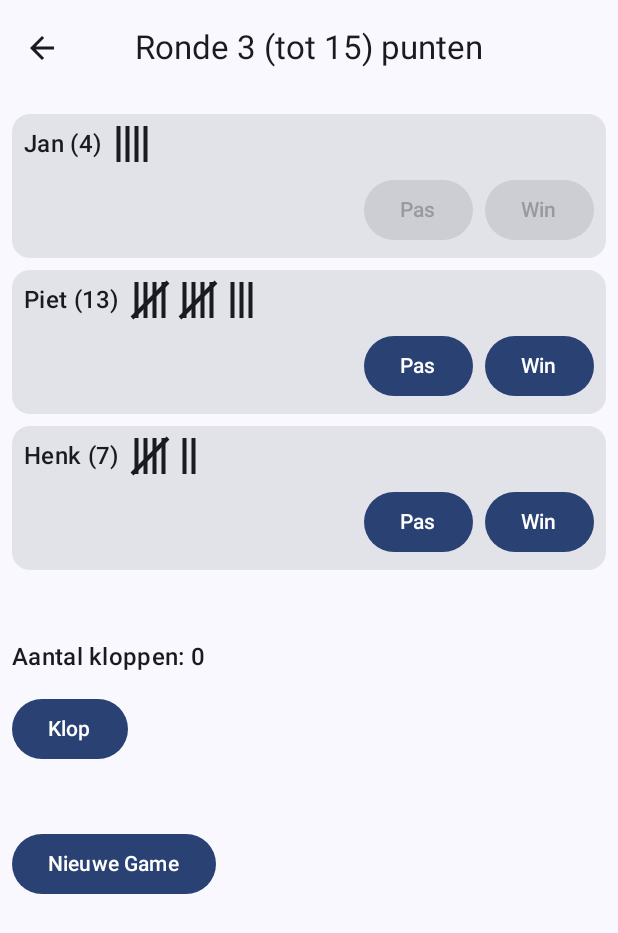
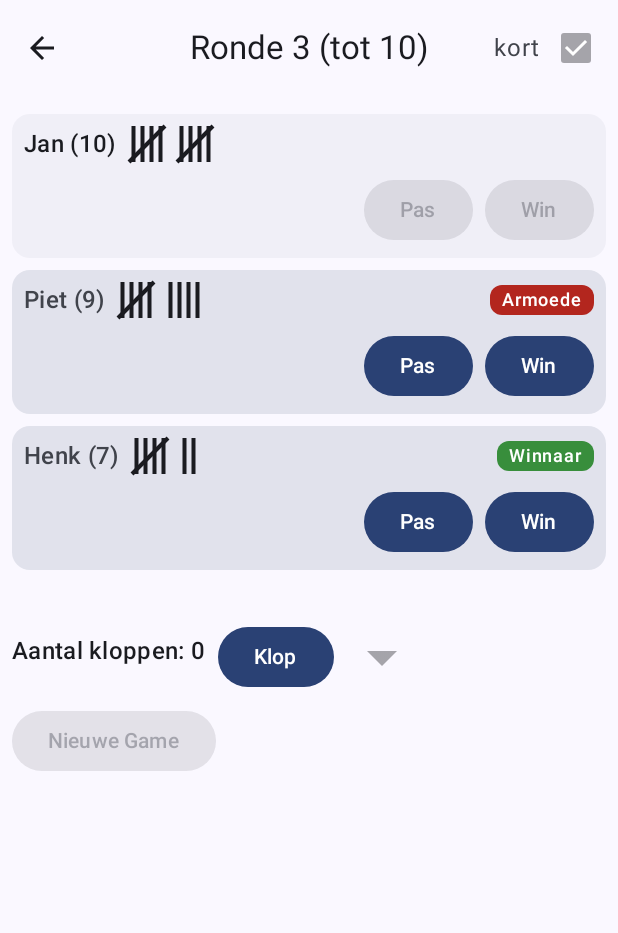
Before and after one commit to ochalaby/ToepenScorebord, an Android app built with Jetpack Compose: the @Preview function RoundScreenLightPreview, on a phone screen of 412 x 824 dp. Shown: the top 933 px of the screen. Run offline under Robolectric (Android 15) with nearby library versions, the phone set to English and light mode, and no system bars; our stand-ins replace Dagger/Hilt's generated code, Room's generated code.

Commit message:
Versie 1.1

```diff
--- a/app/src/main/java/com/chalabysolutions/toepenscorebord/data/dao/RoundDao.kt
+++ b/app/src/main/java/com/chalabysolutions/toepenscorebord/data/dao/RoundDao.kt
@@ -13,6 +13,9 @@ import kotlinx.coroutines.flow.Flow
 
 @Dao
 interface RoundDao {
+
+    @Query("DELETE FROM round")
+    suspend fun deleteAllRounds()
 
     @Insert(onConflict = OnConflictStrategy.REPLACE)
     suspend fun insertRound(round: Round): Long
--- a/app/src/main/java/com/chalabysolutions/toepenscorebord/data/dao/RoundPlayerDao.kt
+++ b/app/src/main/java/com/chalabysolutions/toepenscorebord/data/dao/RoundPlayerDao.kt
@@ -10,6 +10,9 @@ import com.chalabysolutions.toepenscorebord.data.entity.RoundPlayer
 
 @Dao
 interface RoundPlayerDao {
+
+    @Query("DELETE FROM round_player")
+    suspend fun deleteAllRoundPlayers()
 
     @Insert(onConflict = OnConflictStrategy.REPLACE)
     suspend fun insert(roundPlayer: RoundPlayer): Long
--- a/app/src/main/java/com/chalabysolutions/toepenscorebord/data/dao/SessionDao.kt
+++ b/app/src/main/java/com/chalabysolutions/toepenscorebord/data/dao/SessionDao.kt
@@ -13,6 +13,9 @@ import kotlinx.coroutines.flow.Flow
 
 @Dao
 interface SessionDao {
+
+    @Query("DELETE FROM session")
+    suspend fun deleteAllSessions()
 
     @Transaction
     @Query("SELECT * FROM session WHERE id = :sessionId LIMIT 1")
--- a/app/src/main/java/com/chalabysolutions/toepenscorebord/data/dao/SessionPlayerDao.kt
+++ b/app/src/main/java/com/chalabysolutions/toepenscorebord/data/dao/SessionPlayerDao.kt
@@ -14,6 +14,9 @@ import kotlinx.coroutines.flow.Flow
 
 @Dao
 interface SessionPlayerDao {
+
+    @Query("DELETE FROM session_player")
+    suspend fun deleteAllSessionPlayers()
 
     @Insert(onConflict = OnConflictStrategy.REPLACE)
     suspend fun insert(sessionPlayer: SessionPlayer): Long
--- a/app/src/main/java/com/chalabysolutions/toepenscorebord/data/database/AppDatabase.kt
+++ b/app/src/main/java/com/chalabysolutions/toepenscorebord/data/database/AppDatabase.kt
@@ -21,7 +21,7 @@ import com.chalabysolutions.toepenscorebord.data.entity.Round
         RoundPlayer::class,
         SessionPlayer::class
                ],
-    version = 4,
+    version = 6,
     exportSchema = false
 )
 abstract class AppDatabase : RoomDatabase() {
--- a/app/src/main/java/com/chalabysolutions/toepenscorebord/data/entity/RoundPlayer.kt
+++ b/app/src/main/java/com/chalabysolutions/toepenscorebord/data/entity/RoundPlayer.kt
@@ -26,6 +26,5 @@ data class RoundPlayer(
     val roundId: Int, // FK naar Round
     val playerId: Int, // FK naar Player
     var points: Int = 0,
-    var eliminated: Boolean = false,
-    var active: Boolean = true // kan tijdelijk niet meedoen (roken etc.)
+    var eliminated: Boolean = false
 )
--- a/app/src/main/java/com/chalabysolutions/toepenscorebord/ui/navigation/NavGraph.kt
+++ b/app/src/main/java/com/chalabysolutions/toepenscorebord/ui/navigation/NavGraph.kt
@@ -47,13 +47,10 @@ fun ToepenNavGraph(navController: NavHostController) {
 
         composable(Screen.Player.route) { backStackEntry ->
             val viewModel: PlayerViewModel = hiltViewModel()
-            val selectedPlayers = backStackEntry.savedStateHandle
-                .get<List<Int>>("selectedPlayers")?.toList() ?: emptyList()
 
             PlayersScreen(
                 navController = navController,
-                viewModel = viewModel,
-                selectedPlayers = selectedPlayers
+                viewModel = viewModel
             )
         }
 
--- a/app/src/main/java/com/chalabysolutions/toepenscorebord/ui/screens/HomeScreen.kt
+++ b/app/src/main/java/com/chalabysolutions/toepenscorebord/ui/screens/HomeScreen.kt
@@ -142,8 +142,10 @@ fun SessionCard(session: Session, onClick: () -> Unit) {
         shape = RoundedCornerShape(12.dp)
     ) {
         Column(modifier = Modifier.padding(16.dp)) {
+            val name = DateTimeUtils.formatDateToDayMonth(session.date)
+            val status = if (session.active) "Actief" else "Afgerond"
             Text(
-                text = DateTimeUtils.formatDateToDayMonth(session.date),
+                text = "$name (${status})",
                 style = MaterialTheme.typography.titleMedium
             )
             Spacer(Modifier.height(4.dp))
--- a/app/src/main/java/com/chalabysolutions/toepenscorebord/ui/screens/RoundScreen.kt
+++ b/app/src/main/java/com/chalabysolutions/toepenscorebord/ui/screens/RoundScreen.kt
@@ -1,6 +1,7 @@
 package com.chalabysolutions.toepenscorebord.ui.screens
 
 import androidx.compose.foundation.Canvas
+import androidx.compose.foundation.background
 import androidx.compose.foundation.layout.Arrangement
 import androidx.compose.foundation.layout.Box
 import androidx.compose.foundation.layout.Column
@@ -10,13 +11,17 @@ import androidx.compose.foundation.layout.fillMaxSize
 import androidx.compose.foundation.layout.fillMaxWidth
 import androidx.compose.foundation.layout.height
 import androidx.compose.foundation.layout.padding
+import androidx.compose.foundation.layout.size
 import androidx.compose.foundation.layout.width
 import androidx.compose.foundation.shape.RoundedCornerShape
 import androidx.compose.material.icons.Icons
 import androidx.compose.material.icons.automirrored.filled.ArrowBack
+import androidx.compose.material.icons.filled.ArrowDropDown
 import androidx.compose.material3.Button
 import androidx.compose.material3.Card
+import androidx.compose.material3.CardDefaults
 import androidx.compose.material3.CenterAlignedTopAppBar
+import androidx.compose.material3.Checkbox
 import androidx.compose.material3.ExperimentalMaterial3Api
 import androidx.compose.material3.Icon
 import androidx.compose.material3.IconButton
@@ -30,6 +35,7 @@ import androidx.compose.runtime.getValue
 import androidx.compose.ui.Alignment
 import androidx.compose.ui.Modifier
 import androidx.compose.ui.geometry.Offset
+import androidx.compose.ui.graphics.Color
 import androidx.compose.ui.platform.LocalDensity
 import androidx.compose.ui.tooling.preview.Preview
 import androidx.compose.ui.unit.dp
@@ -61,11 +67,13 @@ fun RoundScreen (
     RoundScreenContent(
         navController = navController,
         uiState = uiState,
+        onToggleShortRound = { viewModel.toggleShortRound() },
         onPass = { playerId -> viewModel.pass(roundId, playerId) },
         onKnock = { viewModel.knock() },
+        onKnockDown = { viewModel.knockDown() },
         onWin = { playerId -> viewModel.win(roundId, playerId) },
         knockCounter = knockCounter,
-        onEndGame = { uiState.roundWithPlayers?.round?.let { viewModel.endCurrentGame(it) } }
+        onNewGame = { uiState.roundWithPlayers?.round?.let { viewModel.startNewGame(it) } }
     )
 }
 
@@ -74,24 +82,37 @@ fun RoundScreen (
 fun RoundScreenContent(
     navController: NavController,
     uiState: RoundViewModel.UiState,
+    onToggleShortRound: () -> Unit = {},
     onPass: (Int) -> Unit = {},
     onKnock: () -> Unit = {},
+    onKnockDown: () -> Unit = {},
     onWin: (Int) -> Unit = {},
     knockCounter: Int,
-    onEndGame: () -> Unit = {}
+    onNewGame: () -> Unit = {}
 ) {
     val roundWithPlayers = uiState.roundWithPlayers
-    uiState.roundWithPlayers?.round?.sessionId
+
+    val isShortRound = (roundWithPlayers?.round?.maxPoints ?: 15) < 15
+    val canEnableShortRound = roundWithPlayers?.players
+        ?.none { it.roundPlayer.points >= 9 }?: false
 
     Scaffold(
         topBar = { CenterAlignedTopAppBar(
-            title = { Text("Ronde ${roundWithPlayers?.round?.roundNumber ?: "-"} (tot ${roundWithPlayers?.round?.maxPoints}) punten") },
             navigationIcon = {
                 IconButton(onClick = {
                     navController.popBackStack()
                 }) {
                     Icon(Icons.AutoMirrored.Filled.ArrowBack, contentDescription = "Terug naar Session")
                 }
+            },
+            title = { Text("Ronde ${roundWithPlayers?.round?.roundNumber ?: "-"} (tot ${roundWithPlayers?.round?.maxPoints})") },
+            actions = {
+                Text ("kort")
+                Checkbox(
+                    checked = isShortRound,
+                    onCheckedChange = { onToggleShortRound() },
+                    enabled = canEnableShortRound
+                )
             }
         ) }
     ) { innerPadding ->
@@ -99,12 +120,14 @@ fun RoundScreenContent(
             Column(modifier = Modifier.fillMaxSize().padding(8.dp)) {
                 roundWithPlayers?.let {
                     ActiveGameComposable(
+                        round = it.round,
                         players = it.players,
                         onPass = onPass,
                         onKnock = onKnock,
+                        onKnockDown = onKnockDown,
                         onWin = onWin,
                         knockCounter = knockCounter,
-                        onEndGame = onEndGame
+                        onNewGame = onNewGame
                     )
                 } ?: Text("Bezig met laden...")
             }
@@ -114,22 +137,30 @@ fun RoundScreenContent(
 
 @Composable
 fun ActiveGameComposable(
+    round: Round,
     players: List<RoundPlayerWithPlayer>,
     onPass: (Int) -> Unit,
     onKnock: () -> Unit,
+    onKnockDown: () -> Unit,
     onWin: (Int) -> Unit,
     knockCounter: Int,
-    onEndGame: () -> Unit
+    onNewGame: () -> Unit
 ) {
     Column(modifier = Modifier.fillMaxWidth()) {
         players.forEach { roundPlayerWithPlayer ->
             val player = roundPlayerWithPlayer.player
             val roundPlayer = roundPlayerWithPlayer.roundPlayer
+            val isArmoede = roundPlayer.points == round.maxPoints - 1
+            val isWinner = roundPlayer.playerId == round.winnerId
+
             Card(
                 modifier = Modifier
                     .fillMaxWidth()
                     .padding(vertical = 4.dp),
-                shape = RoundedCornerShape(12.dp)
+                shape = RoundedCornerShape(12.dp),
+                colors = CardDefaults.cardColors(
+                    containerColor = playerCardBackground(roundPlayer, round.maxPoints)
+                )
             ) {
                 Column(Modifier.padding(8.dp)) {
                     // Eerste rij: naam links + ScoreMarks ernaast
@@ -144,6 +175,16 @@ fun ActiveGameComposable(
                         Spacer(modifier = Modifier.width(8.dp))
                         ScoreMarks(score = roundPlayer.points)
                         Spacer(modifier = Modifier.weight(1f)) // duwt alles links
+
+                        if (isWinner) {
+                            StatusBadge(
+                                text = "Winnaar",
+                                color = Color(0xFF388E3C),
+                                textColor = Color.White
+                            )
+                        } else if (isArmoede) {
+                            StatusBadge("Armoede")
+                        }
                     }
 
                     Spacer(Modifier.height(8.dp))
@@ -153,11 +194,17 @@ fun ActiveGameComposable(
                         horizontalArrangement = Arrangement.End,
                         modifier = Modifier.fillMaxWidth()
                     ) {
-                        Button(onClick = { onPass(roundPlayer.playerId) }, enabled = !roundPlayer.eliminated) {
+                        Button(
+                            onClick = { onPass(roundPlayer.playerId) },
+                            enabled = !roundPlayer.eliminated
+                        ) {
                             Text("Pas")
                         }
                         Spacer(Modifier.width(8.dp))
-                        Button(onClick = { onWin(roundPlayer.playerId) }, enabled = !roundPlayer.eliminated) {
+                        Button(
+                            onClick = { onWin(roundPlayer.playerId) },
+                            enabled = !roundPlayer.eliminated
+                        ) {
                             Text("Win")
                         }
                     }
@@ -165,22 +212,71 @@ fun ActiveGameComposable(
             }
         }
 
+        // Klop-counter
+        Spacer(Modifier.height(22.dp))
 
-        // Klop-counter
-        Spacer(Modifier.height(42.dp))
+        Row(
+            verticalAlignment = Alignment.CenterVertically,
+            horizontalArrangement = Arrangement.spacedBy(8.dp),
+            modifier = Modifier.padding(vertical = 8.dp)
+        ) {
             Text(
                 text = "Aantal kloppen: $knockCounter",
                 style = MaterialTheme.typography.titleMedium,
                 modifier = Modifier.padding(bottom = 8.dp)
             )
 
-        Spacer(Modifier.height(4.dp))
-        Button(onClick = { onKnock() }) {
+            Button(
+                onClick = { onKnock() },
+                enabled = round.active) {
                 Text("Klop")
             }
 
-        Spacer(Modifier.height(42.dp))
-        Button(onClick = onEndGame) { Text("Nieuwe Game") }
+            IconButton(
+                onClick = { if (knockCounter > 0) onKnockDown() },
+                enabled = knockCounter > 0,
+                modifier = Modifier.size(48.dp)
+            ) {
+                Icon(
+                    imageVector = Icons.Default.ArrowDropDown,
+                    contentDescription = "Verlaag kloppen",
+                    modifier = Modifier.size(48.dp)
+                )
+            }
+        }
+
+        Button(
+            onClick = onNewGame,
+            enabled = !round.active && round.winnerId == null
+        ) { Text("Nieuwe Game") }
+    }
+}
+
+@Composable
+fun playerCardBackground(roundPlayer: RoundPlayer, maxPoints: Int): Color {
+    return when {
+        roundPlayer.points >= maxPoints -> MaterialTheme.colorScheme.surfaceVariant.copy(alpha = 0.4f) // afgevallen
+//        roundPlayer.eliminated -> MaterialTheme.colorScheme.surfaceVariant.copy(alpha = 0.2f)       // tijdelijk gepast
+        else -> MaterialTheme.colorScheme.surfaceVariant                                                                              // actief
+    }
+}
+
+@Composable
+fun StatusBadge(
+    text: String,
+    color: Color = MaterialTheme.colorScheme.error,
+    textColor: Color = MaterialTheme.colorScheme.onError
+) {
+    Box(
+        modifier = Modifier
+            .background(color = color, shape = RoundedCornerShape(8.dp))
+            .padding(horizontal = 8.dp, vertical = 2.dp)
+    ) {
+        Text(
+            text = text,
+            style = MaterialTheme.typography.labelMedium,
+            color = textColor
+        )
     }
 }
 
@@ -247,11 +343,11 @@ fun RoundScreenPreviewContent(darkTheme: Boolean = false, knockCounter: Int = 0)
     val navController = rememberNavController()
     val dummyPlayers = listOf(
         RoundPlayerWithPlayer(
-            roundPlayer = RoundPlayer(roundId = 1, playerId = 1, points = 4, eliminated = true),
+            roundPlayer = RoundPlayer(roundId = 1, playerId = 1, points = 10, eliminated = true),
             player = Player(id = 1, name = "Jan")
         ),
         RoundPlayerWithPlayer(
-            roundPlayer = RoundPlayer(roundId = 1, playerId = 2, points = 13),
+            roundPlayer = RoundPlayer(roundId = 1, playerId = 2, points = 9),
             player = Player(id = 2, name = "Piet")
         ),
         RoundPlayerWithPlayer(
@@ -260,7 +356,13 @@ fun RoundScreenPreviewContent(darkTheme: Boolean = false, knockCounter: Int = 0)
         )
     )
     val dummyRoundWithPlayers = RoundWithPlayers(
-        round = Round(id = 1, roundNumber = 3, sessionId = 1, active = true),
+        round = Round(
+            id = 1,
+            sessionId = 1,
+            maxPoints = 10,
+            roundNumber = 3,
+            winnerId = 3,
+            active = true),
         players = dummyPlayers
     )
 
--- a/app/src/main/java/com/chalabysolutions/toepenscorebord/ui/screens/SettingScreen.kt
+++ b/app/src/main/java/com/chalabysolutions/toepenscorebord/ui/screens/SettingScreen.kt
@@ -88,7 +88,7 @@ fun SettingScreenContent(
                     Spacer(modifier = Modifier.height(16.dp))
 
                     Button(onClick = onResetDatabase) {
-                        Text("Reset database")
+                        Text("Delete all sessions")
                     }
                 }
             }
--- a/app/src/main/java/com/chalabysolutions/toepenscorebord/viewmodel/SessionViewModel.kt
+++ b/app/src/main/java/com/chalabysolutions/toepenscorebord/viewmodel/SessionViewModel.kt
@@ -6,7 +6,6 @@ import androidx.lifecycle.viewModelScope
 import com.chalabysolutions.toepenscorebord.data.entity.Player
 import com.chalabysolutions.toepenscorebord.data.entity.Round
 import com.chalabysolutions.toepenscorebord.data.entity.Session
-import com.chalabysolutions.toepenscorebord.data.entity.SessionPlayer
 import com.chalabysolutions.toepenscorebord.data.repository.ToepenRepository
 import dagger.hilt.android.lifecycle.HiltViewModel
 import kotlinx.coroutines.flow.MutableStateFlow
--- a/app/src/main/java/com/chalabysolutions/toepenscorebord/viewmodel/SettingViewModel.kt
+++ b/app/src/main/java/com/chalabysolutions/toepenscorebord/viewmodel/SettingViewModel.kt
@@ -4,7 +4,6 @@ import androidx.lifecycle.ViewModel
 import androidx.lifecycle.viewModelScope
 import com.chalabysolutions.toepenscorebord.data.entity.Session
 import com.chalabysolutions.toepenscorebord.data.repository.ToepenRepository
-import com.chalabysolutions.toepenscorebord.viewmodel.HomeViewModel.UiState
 import dagger.hilt.android.lifecycle.HiltViewModel
 import kotlinx.coroutines.flow.MutableStateFlow
 import kotlinx.coroutines.flow.StateFlow
@@ -41,7 +40,7 @@ class SettingViewModel @Inject constructor(
     fun resetDatabase() {
         viewModelScope.launch {
             _uiState.value = _uiState.value.copy(isLoading = true)
-            repository.clearDatabase()
+            repository.clearDatabaseExceptPlayers()
             loadSessions()
         }
     }
```
Also changed, not shown: app/src/main/java/com/chalabysolutions/toepenscorebord/data/repository/ToepenRepository.kt (+12 -1 lines), app/src/main/java/com/chalabysolutions/toepenscorebord/ui/screens/PlayersScreen.kt (+39 -12 lines), app/src/main/java/com/chalabysolutions/toepenscorebord/ui/screens/SessionScreen.kt (+17 -18 lines), app/src/main/java/com/chalabysolutions/toepenscorebord/viewmodel/RoundViewModel.kt (+77 -18 lines). Lines whose indentation alone changed are shown as unchanged.
